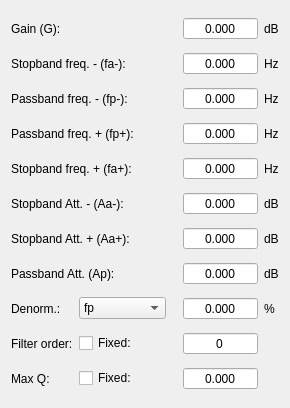
Old version of the form app/designer/filters_data/band_pass.ui in the repository grupo-tc-volcan/TP4.
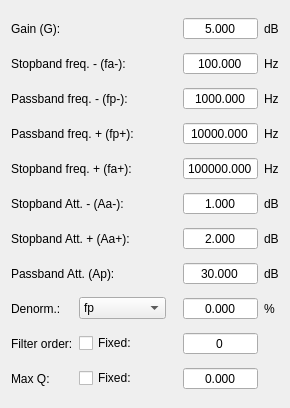
New version of the form.

Diff of the .ui file:
```diff
--- a/app/designer/filters_data/band_pass.ui
+++ b/app/designer/filters_data/band_pass.ui
@@ -125,6 +125,9 @@
      <property name="maximum">
       <double>1000000000000.000000000000000</double>
      </property>
+     <property name="value">
+      <double>100.000000000000000</double>
+     </property>
     </widget>
    </item>
    <item row="13" column="0">
@@ -196,6 +199,9 @@
      <property name="maximum">
       <double>300.000000000000000</double>
      </property>
+     <property name="value">
+      <double>5.000000000000000</double>
+     </property>
     </widget>
    </item>
    <item row="6" column="6">
@@ -235,6 +241,9 @@
      <property name="maximum">
       <double>1000000000000.000000000000000</double>
      </property>
+     <property name="value">
+      <double>100000.000000000000000</double>
+     </property>
     </widget>
    </item>
    <item row="2" column="3">
@@ -257,6 +266,9 @@
      <property name="maximum">
       <double>1000000000000.000000000000000</double>
      </property>
+     <property name="value">
+      <double>1000.000000000000000</double>
+     </property>
     </widget>
    </item>
    <item row="3" column="6">
@@ -286,6 +298,9 @@
      <property name="maximum">
       <double>10000000000000.000000000000000</double>
      </property>
+     <property name="value">
+      <double>10000.000000000000000</double>
+     </property>
     </widget>
    </item>
    <item row="13" column="3">
@@ -330,6 +345,9 @@
      <property name="maximum">
       <double>300.000000000000000</double>
      </property>
+     <property name="value">
+      <double>2.000000000000000</double>
+     </property>
     </widget>
    </item>
    <item row="7" column="6">
@@ -359,6 +377,9 @@
      <property name="maximum">
       <double>300.000000000000000</double>
      </property>
+     <property name="value">
+      <double>1.000000000000000</double>
+     </property>
     </widget>
    </item>
    <item row="11" column="3">
@@ -403,6 +424,9 @@
      <property name="maximum">
       <double>300.000000000000000</double>
      </property>
+     <property name="value">
+      <double>30.000000000000000</double>
+     </property>
     </widget>
    </item>
    <item row="8" column="6">
```
